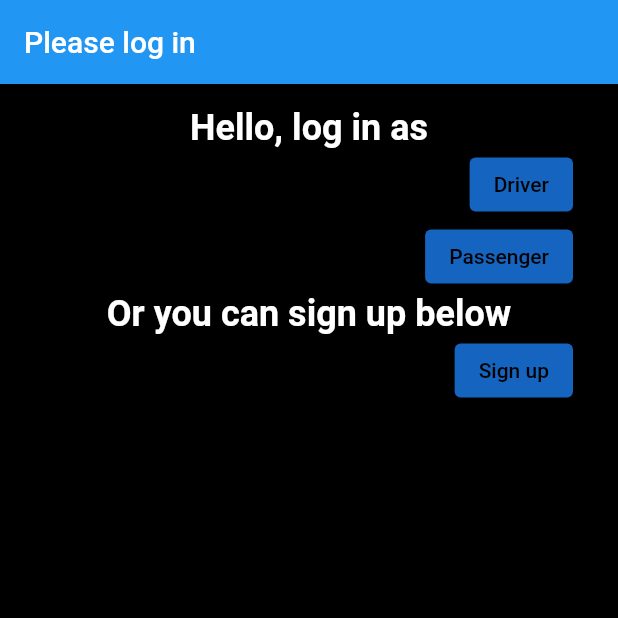
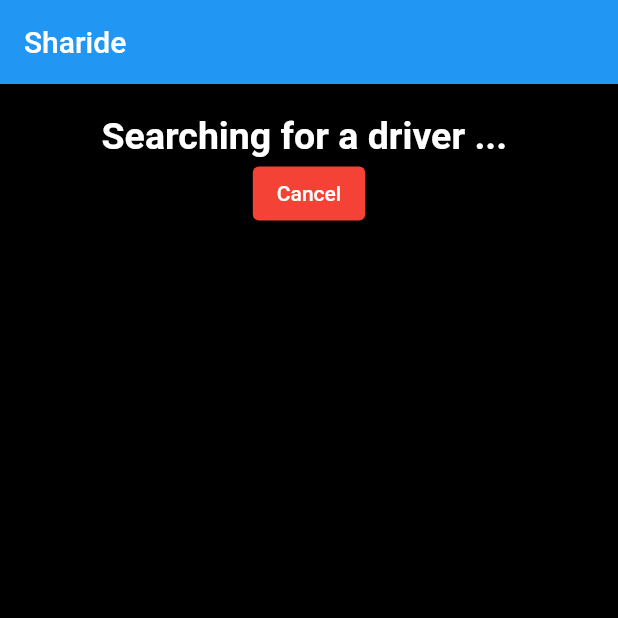
Before and after one commit to daniellee97/Sharide_dart, a Flutter app: the screen it shows after launch, on a phone screen of 412 x 824 dp, the top half of it. Run offline on Flutter 3.47's test engine with Material 2 defaults, Android fonts, the phone set to English and light mode, and no system bars; our stand-ins replace flutter_datetime_picker.

Commit message:
Added the driver searching screen

```diff
--- /dev/null
+++ b/sharideapp/lib/driverSearchingScreen.dart
@@ -0,0 +1,32 @@
+import 'package:flutter/material.dart';
+
+class DriverSearchingScreen extends StatelessWidget {
+  @override
+  Widget build(BuildContext context) {
+    return Scaffold(
+        appBar: AppBar(
+          title: Text('Sharide'),
+        ),
+        body: Container(
+          width: double.infinity,
+          height: double.infinity,
+          color: Colors.black,
+          padding: EdgeInsets.symmetric(vertical: 20),
+          child: Column(
+            children: [
+              Text('Searching for a driver ... ',
+                  style: TextStyle(
+                      fontSize: 25,
+                      color: Colors.white,
+                      fontWeight: FontWeight.bold)),
+              ElevatedButton(
+                style: ButtonStyle(
+                    backgroundColor: MaterialStateProperty.all(Colors.red)),
+                onPressed: () {},
+                child: Text('Cancel'),
+              ),
+            ],
+          ),
+        ));
+  }
+}
--- a/sharideapp/lib/main.dart
+++ b/sharideapp/lib/main.dart
@@ -1,6 +1,7 @@
 import 'package:flutter/material.dart';
 
 import 'AuthenticationScreens.dart';
+import './driverSearchingScreen.dart';
 
 void main() {
   runApp(MyApp());
@@ -24,7 +25,7 @@ class MyApp extends StatelessWidget {
         primarySwatch: Colors.blue,
       ),
       // home: UserMainScreen(),
-      home: LogInScreen(),
+      home: DriverSearchingScreen(),
     );
   }
 }
```
